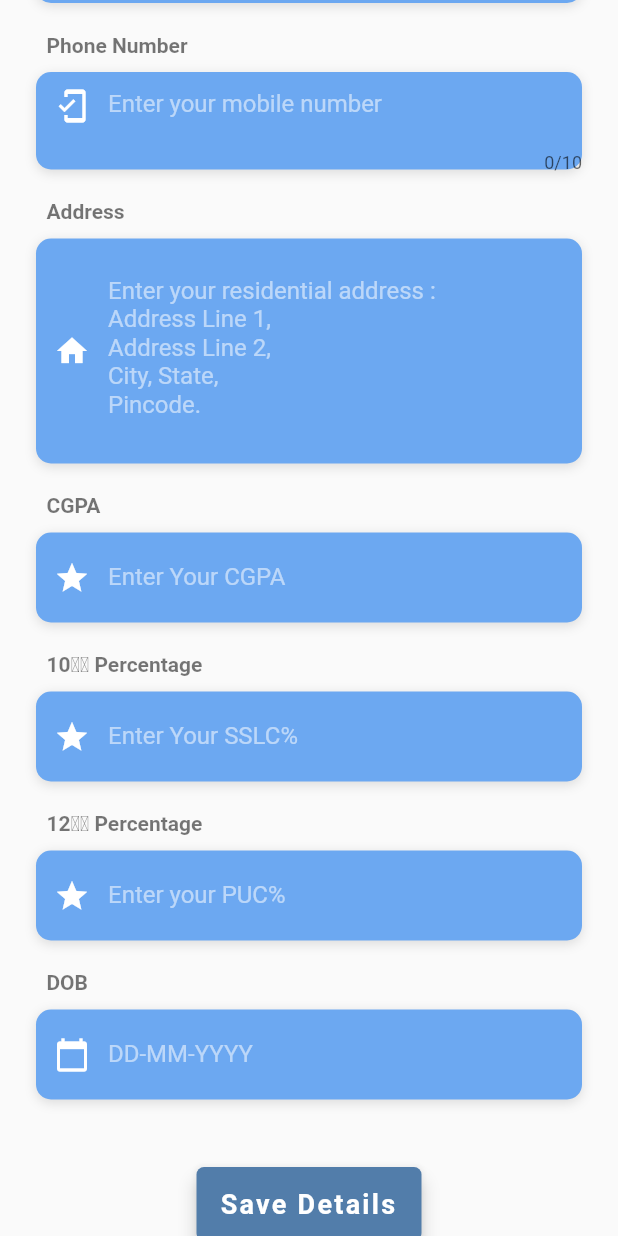
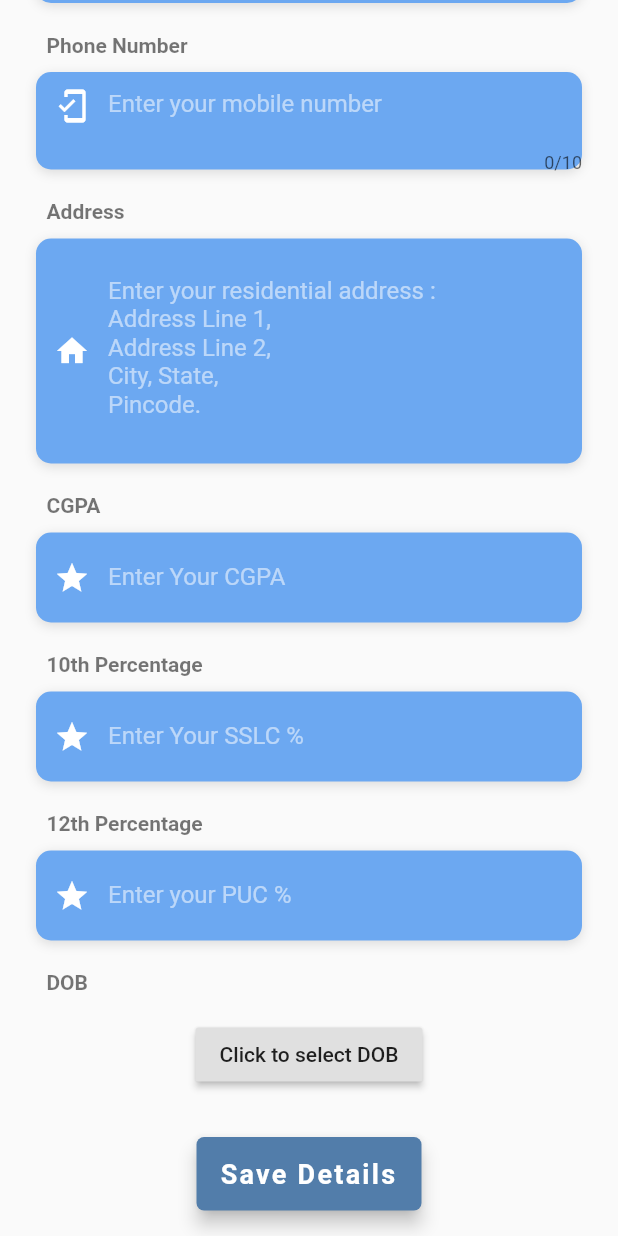
Before and after one commit to bhatnitish1998/precruitment, a Flutter app: the Profile screen opened directly, scrolled down 576 dp, on a phone screen of 412 x 824 dp. Run offline on Flutter 3.47's test engine with Material 2 defaults, Android fonts, the phone set to English and light mode, and no system bars; our stand-ins replace cloud_firestore, file_picker, firebase_auth, firebase_core, firebase_storage, permission_handler and 1 more; missing offline and left inert: downloads_path_provider, flutter_downloader, syncfusion_flutter_xlsio; accounts and stored records are empty; Roboto replaces fonts that are missing (OpenSans).

Commit message:
Added datepicker for profile; fixed constants; added roles;

```diff
--- a/lib/helper/constants.dart
+++ b/lib/helper/constants.dart
@@ -9,4 +9,7 @@ class Constants {
     5: "School of Electronics & Communication",
     6: "School of Mechanical Engineering",
   };
+  static String adminRole = "admin";
+  static String studentRole = "student";
+  static String role;
 }
--- a/lib/services/database.dart
+++ b/lib/services/database.dart
@@ -50,7 +50,7 @@ class DatabaseMethods {
   }
 
   getConversationMessages(String chatRoomId) async {
-    return await FirebaseFirestore.instance
+    return FirebaseFirestore.instance
         .collection("chatRoom")
         .doc(chatRoomId)
         .collection("chats")
@@ -59,7 +59,7 @@ class DatabaseMethods {
   }
 
   getChatRooms(String userName) async {
-    return await FirebaseFirestore.instance
+    return FirebaseFirestore.instance
         .collection("chatRoom")
         .where('users', arrayContains: userName)
         .snapshots();
@@ -84,7 +84,7 @@ class DatabaseMethods {
   }
 
   getOffers(int branch) async {
-    return await FirebaseFirestore.instance
+    return FirebaseFirestore.instance
         .collection("offers")
         .where('branches', arrayContains: branch)
         .snapshots();
--- a/lib/views/chatRoomsScreen.dart
+++ b/lib/views/chatRoomsScreen.dart
@@ -1,6 +1,5 @@
 import 'package:flutter/material.dart';
 import 'package:precruitment/helper/constants.dart';
-import 'package:precruitment/helper/helperfunctions.dart';
 import 'package:precruitment/services/auth.dart';
 import 'package:precruitment/services/database.dart';
 import 'package:precruitment/views/conversation_screen.dart';
@@ -47,8 +46,7 @@ class _ChatRoomState extends State<ChatRoom> {
     super.initState();
   }
 
-  getUserInfo() async {
-    Constants.myName = await HelperFunctions.getUserNameSharedPreference();
+  getUserInfo() {
     databaseMethods.getChatRooms(Constants.myName).then((value) {
       setState(() {
         chatRoomsStream = value;
--- a/lib/views/profile.dart
+++ b/lib/views/profile.dart
@@ -16,7 +16,7 @@ class _ProfileState extends State<Profile> {
   String email;
   String name;
   String address;
-  String dob;
+  DateTime dob = DateTime.now();
   String phone;
   double cgpa;
   double twelfth;
@@ -31,9 +31,22 @@ class _ProfileState extends State<Profile> {
   TextEditingController _userCGPAController = TextEditingController();
   TextEditingController _userTenthController = TextEditingController();
   TextEditingController _userTwelfthController = TextEditingController();
-  TextEditingController _userDOBController = TextEditingController();
+  // TextEditingController _userDOBController = TextEditingController();
 
   final GlobalKey<FormState> formKey = GlobalKey<FormState>();
+
+  selectDOB(BuildContext context) async {
+    final DateTime picked = await showDatePicker(
+      context: context,
+      initialDate: dob,
+      firstDate: DateTime(1970),
+      lastDate: DateTime(2050),
+    );
+    if (picked != null && picked != dob)
+      setState(() {
+        dob = picked;
+      });
+  }
 
   Widget _buildName() {
     return Column(
@@ -304,7 +317,7 @@ class _ProfileState extends State<Profile> {
       crossAxisAlignment: CrossAxisAlignment.start,
       children: <Widget>[
         Text(
-          '  10\u1d57\u02b0 Percentage',
+          '  10th Percentage',
           style: TextStyle(
             color: Colors.black54,
             fontWeight: FontWeight.bold,
@@ -329,7 +342,7 @@ class _ProfileState extends State<Profile> {
                 Icons.grade,
                 color: Colors.white,
               ),
-              hintText: 'Enter Your SSLC%',
+              hintText: 'Enter Your SSLC %',
               hintStyle: kHintTextStyle,
             ),
             controller: _userTenthController,
@@ -357,7 +370,7 @@ class _ProfileState extends State<Profile> {
       crossAxisAlignment: CrossAxisAlignment.start,
       children: <Widget>[
         Text(
-          '  12\u1d57\u02b0 Percentage',
+          '  12th Percentage',
           style: TextStyle(
             color: Colors.black54,
             fontWeight: FontWeight.bold,
@@ -382,7 +395,7 @@ class _ProfileState extends State<Profile> {
                 Icons.grade,
                 color: Colors.white,
               ),
-              hintText: 'Enter your PUC%',
+              hintText: 'Enter your PUC %',
               hintStyle: kHintTextStyle,
             ),
             controller: _userTwelfthController,
@@ -420,42 +433,15 @@ class _ProfileState extends State<Profile> {
         SizedBox(height: 10),
         Container(
           alignment: Alignment.centerLeft,
-          decoration: kBoxDecorationStyle,
+          // decoration: kBoxDecorationStyle,
           height: 60.0,
-          child: TextFormField(
-            keyboardType: TextInputType.datetime,
-            style: TextStyle(
-              color: Colors.white,
-              fontFamily: 'OpenSans',
+          child: Center(
+            child: RaisedButton(
+              onPressed: () => selectDOB(context),
+              child: Text("Click to select DOB"),
             ),
-            decoration: InputDecoration(
-              border: InputBorder.none,
-              contentPadding: EdgeInsets.only(top: 14),
-              prefixIcon: Icon(
-                Icons.calendar_today,
-                color: Colors.white,
-              ),
-              hintText: 'DD-MM-YYYY',
-              hintStyle: kHintTextStyle,
-            ),
-            controller: _userDOBController,
-            validator: (String value) {
-              if (value.isEmpty) {
-                return "DOB is required";
-              }
-              if (!RegExp(
-                      r"^(?:(?:31(\/|-|\.)(?:0?[13578]|1[02]))\1|(?:(?:29|30)(\/|-|\.)(?:0?[13-9]|1[0-2])\2))(?:(?:1[6-9]|[2-9]\d)?\d{2})$|^(?:29(\/|-|\.)0?2\3(?:(?:(?:1[6-9]|[2-9]\d)?(?:0[48]|[2468][048]|[13579][26])|(?:(?:16|[2468][048]|[3579][26])00))))$|^(?:0?[1-9]|1\d|2[0-8])(\/|-|\.)(?:(?:0?[1-9])|(?:1[0-2]))\4(?:(?:1[6-9]|[2-9]\d)?\d{2})$")
-                  .hasMatch(value)) {
-                return "Invalid DOB";
-              }
-              return null;
-            },
-            onSaved: (String value) {
-              dob = value;
-            },
           ),
         ),
-        SizedBox(height: 20),
       ],
     );
   }
@@ -474,7 +460,7 @@ class _ProfileState extends State<Profile> {
       'cgpa': double.parse(_userCGPAController.text),
       'twelfth': double.parse(_userTwelfthController.text),
       'tenth': double.parse(_userTenthController.text),
-      'DOB': _userDOBController.text,
+      'DOB': dob,
       'branch': applyBranch()
     };
 
--- a/lib/views/signin.dart
+++ b/lib/views/signin.dart
@@ -1,6 +1,7 @@
 import 'package:cloud_firestore/cloud_firestore.dart';
 import 'package:firebase_auth/firebase_auth.dart';
 import 'package:flutter/material.dart';
+import 'package:precruitment/helper/constants.dart';
 import 'package:precruitment/helper/helperfunctions.dart';
 import 'package:precruitment/services/auth.dart';
 import 'package:precruitment/services/database.dart';
@@ -46,6 +47,8 @@ class _SignInState extends State<SignIn> {
         snapshotUserInfo = val;
         HelperFunctions.saveUserNameSharedPreference(
             snapshotUserInfo.docs[0].data()["name"]);
+        Constants.myName = snapshotUserInfo.docs[0].data()["name"];
+        Constants.role = snapshotUserInfo.docs[0].data()["role"];
       });
 
       setState(() {
--- a/lib/views/signup.dart
+++ b/lib/views/signup.dart
@@ -38,7 +38,8 @@ class _SignUpState extends State<SignUp> {
 
       Map<String, String> userMapInfo = {
         "name": userNameTextEditingController.text,
-        "email": emailTextEditingController.text
+        "email": emailTextEditingController.text,
+        "role": Constants.studentRole
       };
 
       HelperFunctions.saveUserNameSharedPreference(
```
Also changed, not shown: lib/main.dart (+5 -5 lines), lib/views/home.dart (+11 -2 lines), lib/views/homeprofile.dart (+11 -20 lines), lib/views/offers.dart (+9 -15 lines).
